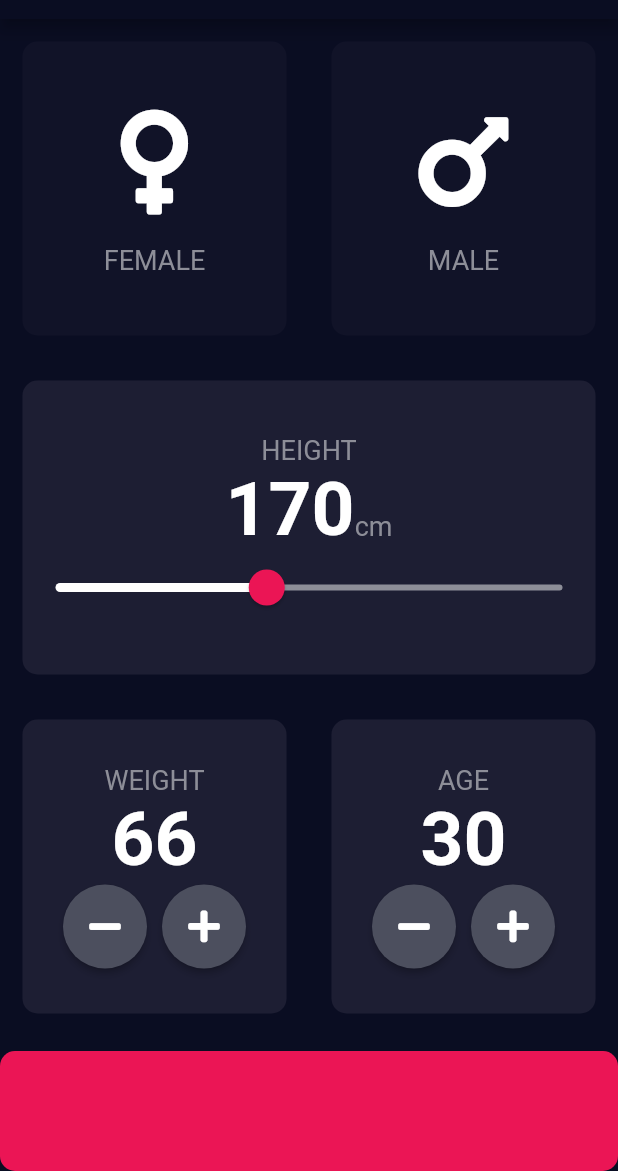
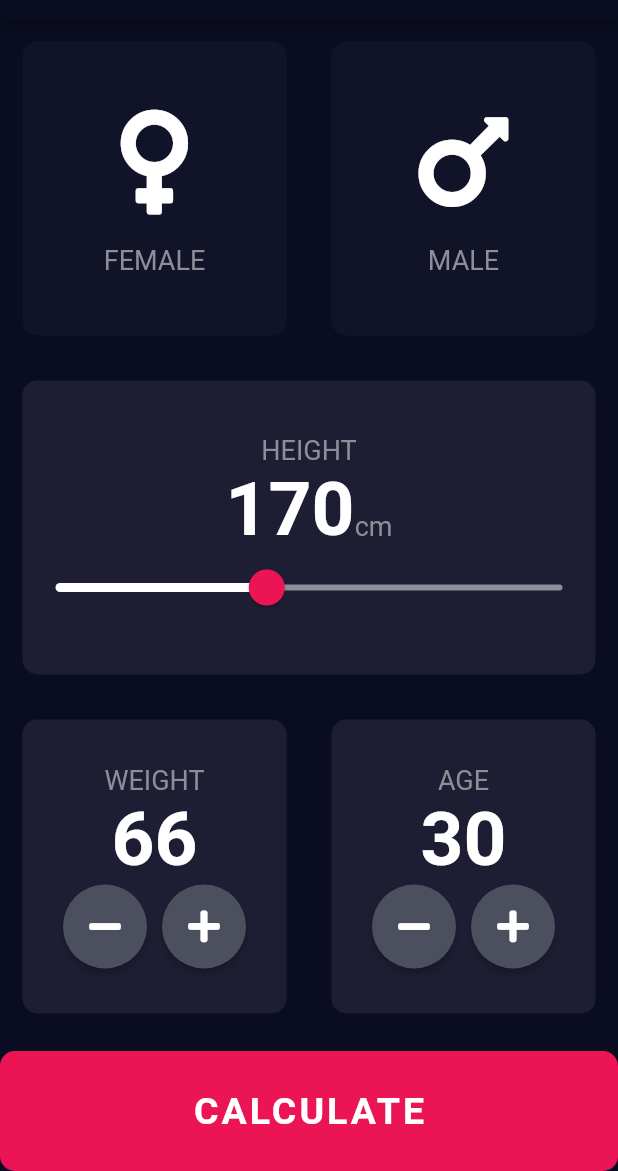
Before and after one commit to AsierDev/flutter-course-app-brewery, a Flutter app: the screen it shows after launch, on a phone screen of 412 x 824 dp, the part 65-1236 px from its top. Run offline on Flutter 3.47's test engine with Material 2 defaults, Android fonts, the phone set to English and light mode, and no system bars; our stand-ins replace audioplayers, font_awesome_flutter, rflutter_alert.

Commit message:
finish basic app

```diff
--- a/bmi-calculator-flutter/lib/screens/input_page.dart
+++ b/bmi-calculator-flutter/lib/screens/input_page.dart
@@ -1,12 +1,14 @@
 import 'package:flutter/material.dart';
 import 'package:font_awesome_flutter/font_awesome_flutter.dart';
 
+import 'results_page.dart';
 import '../widgets/cards.dart';
 import '../widgets/card_content.dart';
+import '../widgets/calculate_button.dart';
 import '../widgets/slider.dart';
 import '../widgets/icon_content.dart';
-import '../widgets/round_icon_button.dart';
 import '../utils/constants.dart';
+import '../utils/calculate_bmi.dart';
 
 enum Gender { female, male }
 
@@ -128,14 +130,21 @@ class _InputPageState extends State<InputPage> {
             ),
           ),
           // Calculate Button
-          Container(
-            margin: EdgeInsets.only(top: 10.0),
-            decoration: BoxDecoration(
-              color: kButtonColor,
-              borderRadius: BorderRadius.circular(10.0),
-            ),
-            height: 80.0,
-            width: double.infinity,
+          CalculateButton(
+            title: 'Calculate',
+            onPress: () {
+              CalculateBMI calc = CalculateBMI(height: height, weight: weight);
+
+              Navigator.push(
+                context,
+                MaterialPageRoute(
+                    builder: (context) => ResultsPage(
+                          score: calc.getBMIValue(),
+                          message: calc.getMessage(),
+                          result: calc.getResult(),
+                        )),
+              );
+            },
           ),
         ],
       ),
--- a/bmi-calculator-flutter/lib/utils/constants.dart
+++ b/bmi-calculator-flutter/lib/utils/constants.dart
@@ -19,6 +19,27 @@ const kNumbersTextStyle = TextStyle(
   fontWeight: FontWeight.bold,
 );
 
+const kCalculateButton = TextStyle(
+  fontSize: 25.0,
+  fontWeight: FontWeight.bold,
+  letterSpacing: 2.0,
+);
+
+const kResultsTextStyle = TextStyle(
+  color: Color(0xFF24D876),
+  fontSize: 22.0,
+  fontWeight: FontWeight.bold,
+);
+
+const kResultsScoreStyle = TextStyle(
+  fontSize: 100,
+  fontWeight: FontWeight.bold,
+);
+
+const kBMIDescriptionStyle = TextStyle(
+  fontSize: 22.0,
+);
+
 //Values
 int kInitialHeight = 170;
 int kInitialWeight = 66;
```
